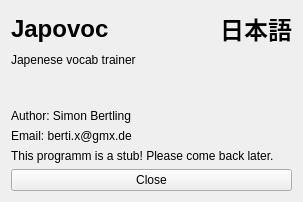
Qt form source/japovoc.ui (mrberti/Japovoc) before a commit.
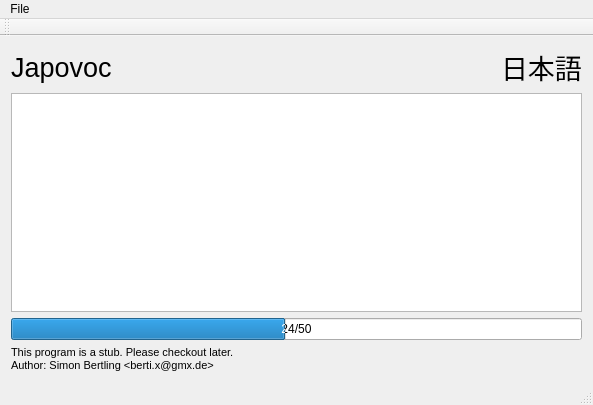
The same form after that commit.

Commit message: changed base model from QWidget to QMainWindow

The edit to the form file:
```diff
--- a/source/japovoc.ui
+++ b/source/japovoc.ui
@@ -1,22 +1,19 @@
 <?xml version="1.0" encoding="UTF-8"?>
 <ui version="4.0">
  <class>Japovoc</class>
- <widget class="QWidget" name="Japovoc">
+ <widget class="QMainWindow" name="Japovoc">
   <property name="geometry">
    <rect>
     <x>0</x>
     <y>0</y>
-    <width>303</width>
-    <height>202</height>
+    <width>593</width>
+    <height>405</height>
    </rect>
   </property>
   <property name="windowTitle">
    <string>Japovoc</string>
   </property>
-  <layout class="QHBoxLayout" name="horizontalLayout_2">
-   <item>
-    <layout class="QVBoxLayout" name="verticalLayout_3">
-     <item>
+  <widget class="QWidget" name="centralWidget">
       <layout class="QVBoxLayout" name="verticalLayout_2">
        <item>
         <layout class="QVBoxLayout" name="verticalLayout">
@@ -24,87 +21,120 @@
           <layout class="QHBoxLayout" name="horizontalLayout">
            <item>
             <widget class="QLabel" name="label">
-             <property name="text">
-              <string>&lt;!DOCTYPE HTML PUBLIC &quot;-//W3C//DTD HTML 4.0//EN&quot; &quot;http://www.w3.org/TR/REC-html40/strict.dtd&quot;&gt;
-&lt;html&gt;&lt;head&gt;&lt;meta name=&quot;qrichtext&quot; content=&quot;1&quot; /&gt;&lt;style type=&quot;text/css&quot;&gt;
-p, li { white-space: pre-wrap; }
-&lt;/style&gt;&lt;/head&gt;&lt;body style=&quot; font-family:'MS Shell Dlg 2'; font-size:8.25pt; font-weight:400; font-style:normal;&quot;&gt;
-&lt;p style=&quot; margin-top:18px; margin-bottom:12px; margin-left:0px; margin-right:0px; -qt-block-indent:0; text-indent:0px;&quot;&gt;&lt;span style=&quot; font-size:xx-large; font-weight:600;&quot;&gt;Japovoc&lt;/span&gt;&lt;/p&gt;&lt;/body&gt;&lt;/html&gt;</string>
-             </property>
-            </widget>
-           </item>
-           <item>
-            <widget class="QLabel" name="label_6">
              <property name="font">
               <font>
-               <family>MS Mincho</family>
+            <pointsize>20</pointsize>
               </font>
              </property>
              <property name="text">
-              <string>&lt;h1&gt;日本語&lt;/h1&gt;</string>
-             </property>
-             <property name="alignment">
-              <set>Qt::AlignRight|Qt::AlignTrailing|Qt::AlignVCenter</set>
-             </property>
-            </widget>
-           </item>
-          </layout>
-         </item>
+           <string>Japovoc</string>
+          </property>
+         </widget>
+        </item>
          <item>
-          <widget class="QLabel" name="label_2">
-           <property name="text">
-            <string>Japenese vocab trainer</string>
-           </property>
-          </widget>
-         </item>
-        </layout>
-       </item>
-       <item>
-        <spacer name="verticalSpacer">
+         <spacer name="horizontalSpacer">
          <property name="orientation">
-          <enum>Qt::Vertical</enum>
+           <enum>Qt::Horizontal</enum>
          </property>
          <property name="sizeHint" stdset="0">
           <size>
-           <width>20</width>
-           <height>40</height>
+            <width>40</width>
+            <height>20</height>
           </size>
          </property>
         </spacer>
        </item>
        <item>
+         <widget class="QLabel" name="label_2">
+          <property name="font">
+           <font>
+            <family>MS Mincho</family>
+            <pointsize>20</pointsize>
+           </font>
+          </property>
+          <property name="text">
+           <string>日本語</string>
+          </property>
+         </widget>
+        </item>
+       </layout>
+      </item>
+      <item>
+       <widget class="QGraphicsView" name="graphicsView"/>
+      </item>
+      <item>
+       <widget class="QProgressBar" name="progressBar">
+        <property name="enabled">
+         <bool>true</bool>
+        </property>
+        <property name="maximum">
+         <number>50</number>
+        </property>
+        <property name="value">
+         <number>24</number>
+        </property>
+        <property name="alignment">
+         <set>Qt::AlignCenter</set>
+        </property>
+        <property name="format">
+         <string>%v/%m</string>
+        </property>
+       </widget>
+      </item>
+      <item>
         <widget class="QLabel" name="label_3">
-         <property name="text">
-          <string>Author: Simon Bertling</string>
-         </property>
-        </widget>
-       </item>
-       <item>
-        <widget class="QLabel" name="label_4">
+        <property name="sizePolicy">
+         <sizepolicy hsizetype="Preferred" vsizetype="Preferred">
+          <horstretch>0</horstretch>
+          <verstretch>0</verstretch>
+         </sizepolicy>
+        </property>
          <property name="text">
-          <string>Email: berti.x@gmx.de</string>
+         <string>&lt;!DOCTYPE HTML PUBLIC &quot;-//W3C//DTD HTML 4.0//EN&quot; &quot;http://www.w3.org/TR/REC-html40/strict.dtd&quot;&gt;
+&lt;html&gt;&lt;head&gt;&lt;meta name=&quot;qrichtext&quot; content=&quot;1&quot; /&gt;&lt;style type=&quot;text/css&quot;&gt;
+p, li { white-space: pre-wrap; }
+&lt;/style&gt;&lt;/head&gt;&lt;body style=&quot; font-family:'MS Shell Dlg 2'; font-size:8.25pt; font-weight:400; font-style:normal;&quot;&gt;
+&lt;p style=&quot; margin-top:0px; margin-bottom:0px; margin-left:0px; margin-right:0px; -qt-block-indent:0; text-indent:0px;&quot;&gt;&lt;span style=&quot; font-size:8pt;&quot;&gt;This program is a stub. Please checkout later.&lt;/span&gt;&lt;/p&gt;
+&lt;p style=&quot; margin-top:0px; margin-bottom:0px; margin-left:0px; margin-right:0px; -qt-block-indent:0; text-indent:0px;&quot;&gt;&lt;span style=&quot; font-size:8pt;&quot;&gt;Author: Simon Bertling &amp;lt;berti.x@gmx.de&amp;gt;&lt;/span&gt;&lt;/p&gt;&lt;/body&gt;&lt;/html&gt;</string>
          </property>
         </widget>
        </item>
-       <item>
-        <widget class="QLabel" name="label_5">
-         <property name="text">
-          <string>This programm is a stub! Please come back later.</string>
-         </property>
-        </widget>
-       </item>
-      </layout>
-     </item>
-     <item>
-      <widget class="QPushButton" name="btClose">
-       <property name="text">
-        <string>Close</string>
-       </property>
-      </widget>
-     </item>
-    </layout>
-   </item>
-  </layout>
+     </layout>
+    </item>
+   </layout>
+  </widget>
+  <widget class="QMenuBar" name="menuBar">
+   <property name="geometry">
+    <rect>
+     <x>0</x>
+     <y>0</y>
+     <width>593</width>
+     <height>21</height>
+    </rect>
+   </property>
+   <widget class="QMenu" name="menuFile">
+    <property name="title">
+     <string>File</string>
+    </property>
+    <addaction name="separator"/>
+    <addaction name="actionQuit"/>
+   </widget>
+   <addaction name="menuFile"/>
+  </widget>
+  <widget class="QToolBar" name="mainToolBar">
+   <attribute name="toolBarArea">
+    <enum>TopToolBarArea</enum>
+   </attribute>
+   <attribute name="toolBarBreak">
+    <bool>false</bool>
+   </attribute>
+  </widget>
+  <widget class="QStatusBar" name="statusBar"/>
+  <action name="actionQuit">
+   <property name="text">
+    <string>Quit</string>
+   </property>
+  </action>
  </widget>
  <layoutdefault spacing="6" margin="11"/>
  <resources/>
```
Left out of the diff: 12 changed lines with no effect on the pictures. Lines whose indentation alone changed are shown as unchanged. The commit also changes 4 other files.
